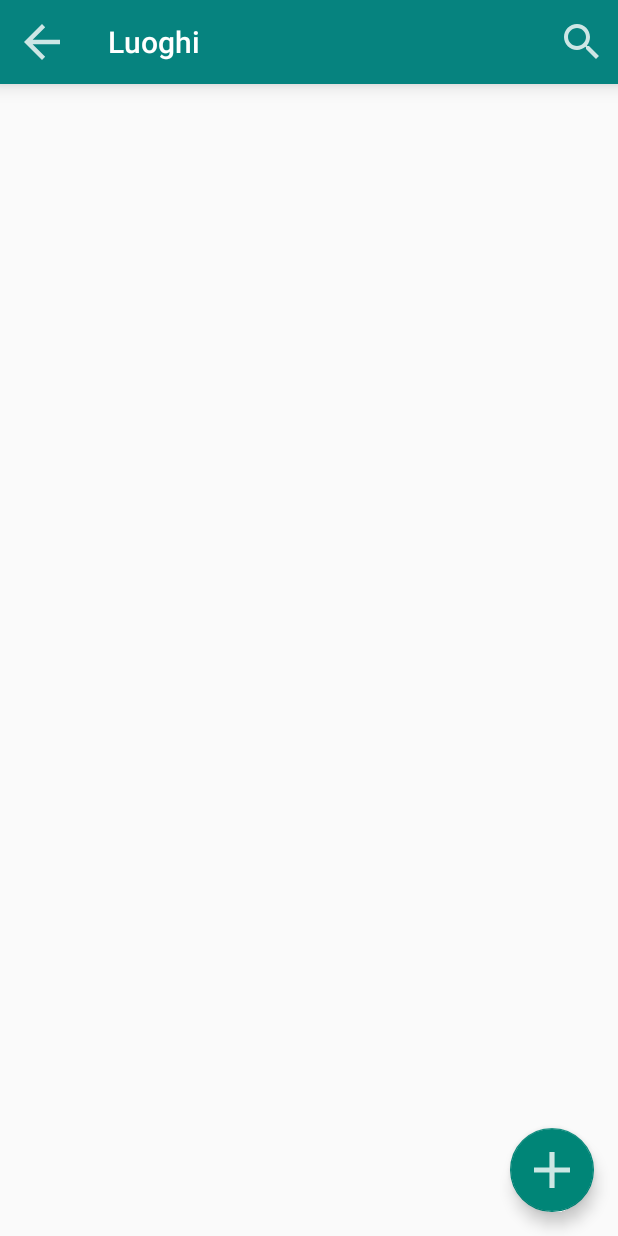
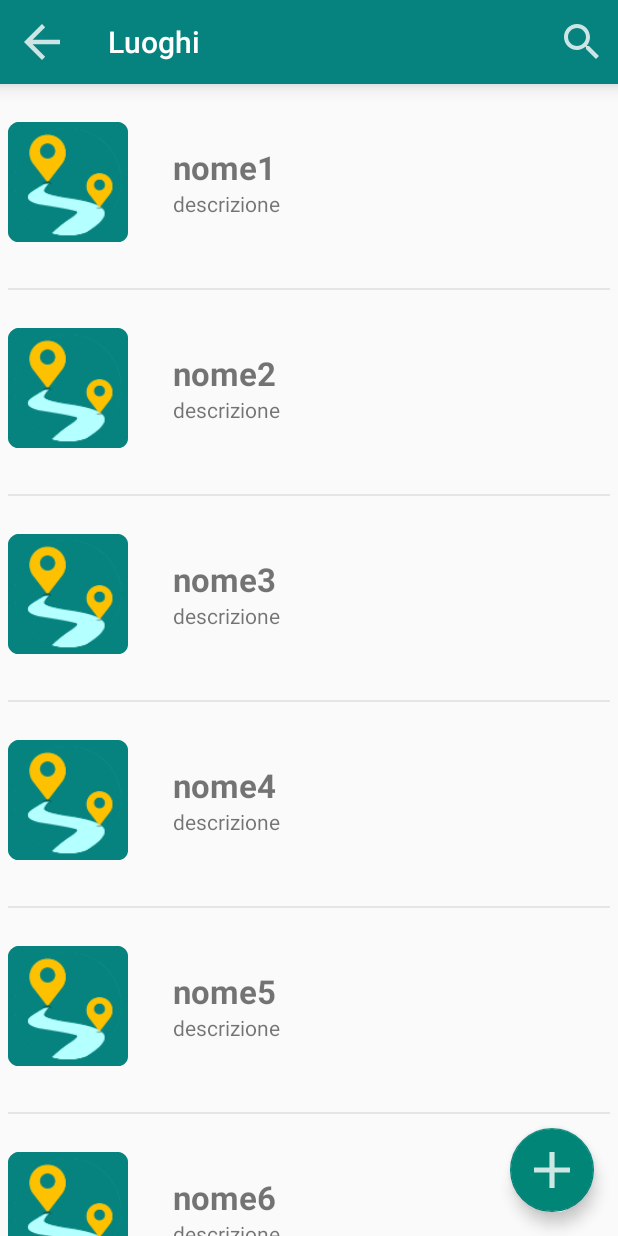
Before and after one commit to GiuseppeAllegretta/EcultureTool, an Android app: the OggettiActivity screen opened directly, with no data from a screen before it, on a phone screen of 412 x 824 dp. Run offline under Robolectric (Android 15) with nearby library versions, the light colour scheme and no system bars.

Commit message:
Risolto bug visualizzazione oggetti

```diff
--- a/app/src/main/java/com/example/eculturetool/RecyclerAdapterOggetto.java
+++ b/app/src/main/java/com/example/eculturetool/RecyclerAdapterOggetto.java
@@ -20,8 +20,9 @@ public class RecyclerAdapterOggetto extends RecyclerView.Adapter<RecyclerAdapter
     private ArrayList<Oggetto> oggettiList;
 
     public RecyclerAdapterOggetto(ArrayList<Oggetto> oggettiList){
-        this.oggettiList=oggettiList;
+        this.oggettiList = oggettiList;
     }
+
     public class OggettiViewHolder extends RecyclerView.ViewHolder{
         private TextView nomeOggetto,descrizioneOggetto;
         //private ImageView immagineOggetto;
@@ -29,7 +30,7 @@ public class RecyclerAdapterOggetto extends RecyclerView.Adapter<RecyclerAdapter
 
         public OggettiViewHolder(final View view){
             super(view);
-            nomeOggetto=view.findViewById(R.id.nomeOggetto);
+            nomeOggetto = view.findViewById(R.id.nomeOggetto);
             descrizioneOggetto=view.findViewById(R.id.descrizioneOggetto);
             //immagineOggetto=view.findViewById(R.id.iconaOggetto);
 
@@ -45,8 +46,8 @@ public class RecyclerAdapterOggetto extends RecyclerView.Adapter<RecyclerAdapter
 
     @Override
     public void onBindViewHolder(@NonNull RecyclerAdapterOggetto.OggettiViewHolder holder, int position) {
-        String nome=oggettiList.get(position).getNome();
-        String descrizione=oggettiList.get(position).getDescrizione();
+        String nome = oggettiList.get(position).getNome();
+        String descrizione = oggettiList.get(position).getDescrizione();
         holder.nomeOggetto.setText(nome);
         holder.descrizioneOggetto.setText(descrizione);
         //holder.immagineOggetto.setImageResource(oggetto.getUrl()); URL richiede int
@@ -54,6 +55,6 @@ public class RecyclerAdapterOggetto extends RecyclerView.Adapter<RecyclerAdapter
 
     @Override
     public int getItemCount() {
-        return 0;
+        return oggettiList.size();
     }
 }
--- a/app/src/main/java/com/example/eculturetool/activities/OggettiActivity.java
+++ b/app/src/main/java/com/example/eculturetool/activities/OggettiActivity.java
@@ -26,6 +26,7 @@ import java.util.ArrayList;
 
 public class OggettiActivity extends AppCompatActivity {
     //private final Connection connection = new Connection();
+
     private ArrayList<Oggetto> oggettiList;
     private RecyclerView recyclerView;
 
@@ -62,7 +63,7 @@ public class OggettiActivity extends AppCompatActivity {
     }
 
     private void setAdapter(){
-        System.out.println("OGGETTI -->"+oggettiList);
+        System.out.println("OGGETTI --> "+oggettiList);
         RecyclerAdapterOggetto adapter= new RecyclerAdapterOggetto(oggettiList);
         RecyclerView.LayoutManager layoutManager = new LinearLayoutManager(getApplicationContext());
         recyclerView.setLayoutManager(layoutManager);
@@ -72,11 +73,12 @@ public class OggettiActivity extends AppCompatActivity {
 
     private void setOggettoInfo() {
         //popolo array di oggetti
-        oggettiList.add(new Oggetto("id", "nome","descrizione","urlImmagine"));
-        oggettiList.add(new Oggetto("id", "nome","descrizione","urlImmagine"));
-        oggettiList.add(new Oggetto("id", "nome","descrizione","urlImmagine"));
-        oggettiList.add(new Oggetto("id", "nome","descrizione","urlImmagine"));
-        oggettiList.add(new Oggetto("id", "nome","descrizione","urlImmagine"));
+        oggettiList.add(new Oggetto("id1", "nome1","descrizione","urlImmagine"));
+        oggettiList.add(new Oggetto("id2", "nome2","descrizione","urlImmagine"));
+        oggettiList.add(new Oggetto("id3", "nome3","descrizione","urlImmagine"));
+        oggettiList.add(new Oggetto("id4", "nome4","descrizione","urlImmagine"));
+        oggettiList.add(new Oggetto("id5", "nome5","descrizione","urlImmagine"));
+        oggettiList.add(new Oggetto("id6", "nome6","descrizione","urlImmagine"));
     }
 
 
```
